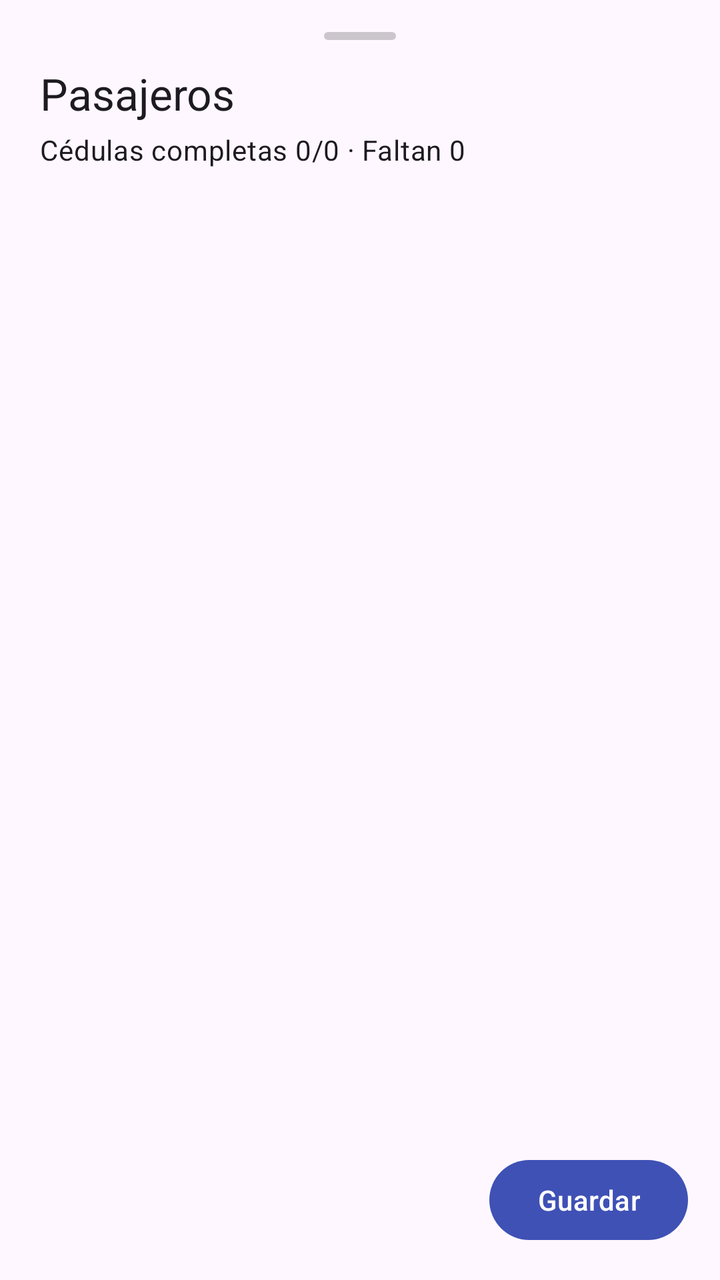
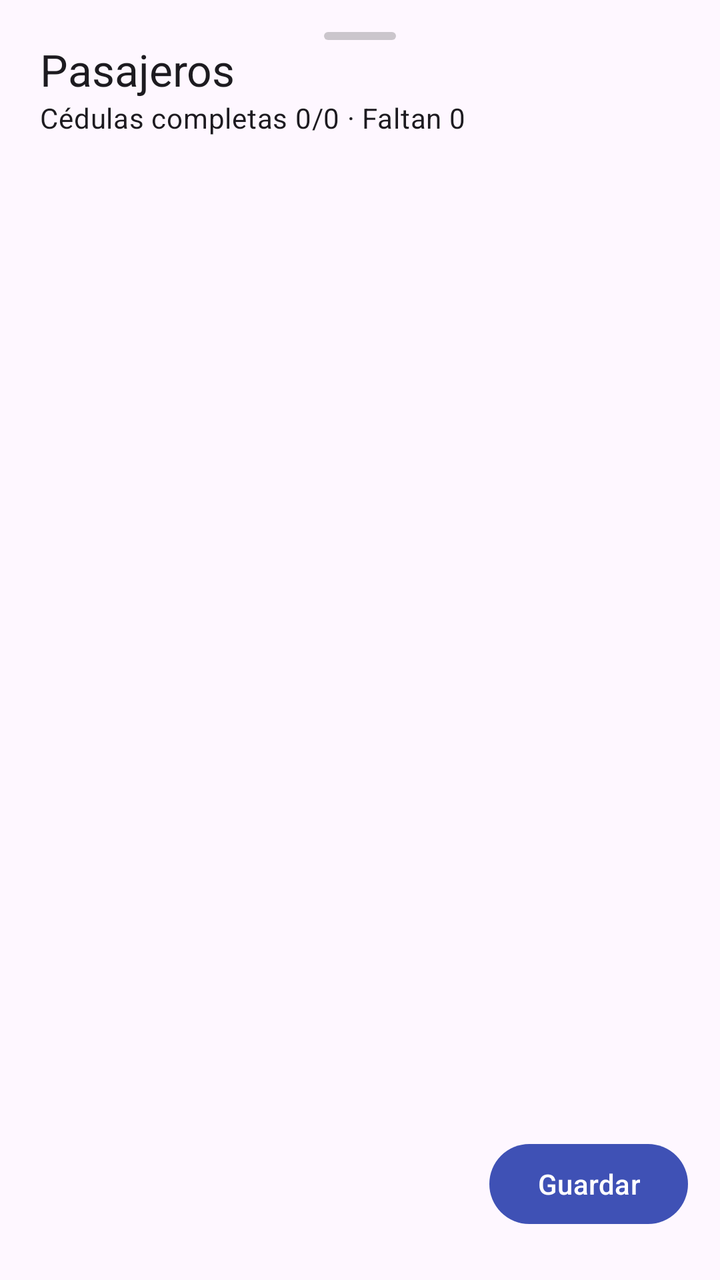

Screens rendered from an Android XML layout before and after an edit, with the pre-edit source and the edit as a unified diff.
<!-- AndroidManifest.xml: application theme Theme.Transport -->
<!-- res/layout/bottomsheet_passengers.xml -->
<?xml version="1.0" encoding="utf-8"?>
<LinearLayout xmlns:android="http://schemas.android.com/apk/res/android"
    xmlns:app="http://schemas.android.com/apk/res-auto"
    android:id="@+id/root"
    android:layout_width="match_parent"
    android:layout_height="match_parent"
    android:orientation="vertical"
    android:paddingTop="8dp"
    android:paddingBottom="16dp">

    
    <View
        android:layout_width="36dp"
        android:layout_height="4dp"
        android:layout_gravity="center_horizontal"
        android:layout_marginTop="8dp"
        android:layout_marginBottom="12dp"
        android:background="@drawable/bg_bottomsheet_handle" />

    <TextView
        android:id="@+id/tvTitle"
        android:layout_width="match_parent"
        android:layout_height="wrap_content"
        android:paddingStart="20dp"
        android:paddingEnd="20dp"
        android:text="Pasajeros"
        android:textAppearance="@style/TextAppearance.Material3.TitleLarge" />

    <TextView
        android:id="@+id/tvSubtitle"
        android:layout_width="match_parent"
        android:layout_height="wrap_content"
        android:paddingStart="20dp"
        android:paddingEnd="20dp"
        android:layout_marginTop="4dp"
        android:text="Cédulas completas 0/0 · Faltan 0"
        android:textAppearance="@style/TextAppearance.Material3.BodyMedium" />

    <androidx.recyclerview.widget.RecyclerView
        android:id="@+id/rvPassengers"
        android:layout_width="match_parent"
        android:layout_height="0dp"
        android:layout_weight="1"
        android:layout_marginTop="12dp"
        android:paddingStart="16dp"
        android:paddingEnd="16dp"
        />

    <LinearLayout
        android:layout_width="match_parent"
        android:layout_height="wrap_content"
        android:orientation="horizontal"
        android:gravity="end"
        android:paddingStart="16dp"
        android:paddingEnd="16dp"
        android:layout_marginTop="12dp">

        <com.google.android.material.button.MaterialButton
            android:id="@+id/btnSave"
            style="@style/Widget.Material3.Button"
            android:layout_width="wrap_content"
            android:layout_height="wrap_content"
            android:layout_marginStart="8dp"
            android:text="Guardar" />
    </LinearLayout>

</LinearLayout>
<!-- resources referenced by this layout -->
<resources>
  <!-- drawable bg_bottomsheet_handle (drawable) -->
  <?xml version="1.0" encoding="utf-8"?>
  <shape xmlns:android="http://schemas.android.com/apk/res/android">
      <corners android:radius="999dp" />
      <solid android:color="#33000000" />
  </shape>
  <style name="Theme.Transport" parent="Theme.Material3.Light.NoActionBar">
          
          <item name="colorPrimary">@color/blue_base_normal</item>
          <item name="colorPrimaryVariant">@color/blue_base_dark</item>
          <item name="colorOnPrimary">@color/white</item>
          
          <item name="colorSecondary">@color/blue_base_ligth</item>
          <item name="colorSecondaryVariant">@color/yellow_base_dark</item>
          <item name="colorOnSecondary">@color/black</item>
          
          <item name="android:statusBarColor">?attr/colorPrimaryVariant</item>
          
      </style>
  <color name="blue_base_normal">#3F51B5</color>
  <color name="blue_base_dark">#303F9F</color>
  <color name="white">#FFFFFFFF</color>
  <color name="blue_base_ligth">#C5CAE9</color>
  <color name="yellow_base_dark">#FFEB3B</color>
  <color name="black">#FF000000</color>
</resources>

<!-- the commit's change to res/layout/bottomsheet_passengers.xml (unified diff, before → after) -->
@@ -1,67 +1,81 @@
 <?xml version="1.0" encoding="utf-8"?>
-<LinearLayout xmlns:android="http://schemas.android.com/apk/res/android"
+<androidx.constraintlayout.widget.ConstraintLayout xmlns:android="http://schemas.android.com/apk/res/android"
     xmlns:app="http://schemas.android.com/apk/res-auto"
+    xmlns:tools="http://schemas.android.com/tools"
     android:id="@+id/root"
     android:layout_width="match_parent"
     android:layout_height="match_parent"
-    android:orientation="vertical"
     android:paddingTop="8dp"
     android:paddingBottom="16dp">
 
-    
     <View
+        android:id="@+id/view"
         android:layout_width="36dp"
         android:layout_height="4dp"
-        android:layout_gravity="center_horizontal"
         android:layout_marginTop="8dp"
-        android:layout_marginBottom="12dp"
-        android:background="@drawable/bg_bottomsheet_handle" />
+        android:background="@drawable/bg_bottomsheet_handle"
+        app:layout_constraintTop_toTopOf="parent"
+        app:layout_constraintStart_toStartOf="parent"
+        app:layout_constraintEnd_toEndOf="parent" />
 
     <TextView
         android:id="@+id/tvTitle"
-        android:layout_width="match_parent"
+        android:layout_width="0dp"
         android:layout_height="wrap_content"
         android:paddingStart="20dp"
         android:paddingEnd="20dp"
         android:text="Pasajeros"
-        android:textAppearance="@style/TextAppearance.Material3.TitleLarge" />
+        android:textAppearance="@style/TextAppearance.Material3.TitleLarge"
+        app:layout_constraintTop_toBottomOf="@id/view"
+        app:layout_constraintStart_toStartOf="parent"
+        app:layout_constraintEnd_toEndOf="parent" />
 
     <TextView
         android:id="@+id/tvSubtitle"
-        android:layout_width="match_parent"
+        android:layout_width="0dp"
         android:layout_height="wrap_content"
         android:paddingStart="20dp"
         android:paddingEnd="20dp"
-        android:layout_marginTop="4dp"
         android:text="Cédulas completas 0/0 · Faltan 0"
-        android:textAppearance="@style/TextAppearance.Material3.BodyMedium" />
+        android:textAppearance="@style/TextAppearance.Material3.BodyMedium"
+        app:layout_constraintTop_toBottomOf="@id/tvTitle"
+        app:layout_constraintStart_toStartOf="parent"
+        app:layout_constraintEnd_toEndOf="parent" />
 
-    <androidx.recyclerview.widget.RecyclerView
-        android:id="@+id/rvPassengers"
-        android:layout_width="match_parent"
-        android:layout_height="0dp"
-        android:layout_weight="1"
-        android:layout_marginTop="12dp"
+    
+    <LinearLayout
+        android:id="@+id/footer"
+        android:layout_width="0dp"
+        android:layout_height="wrap_content"
+        android:layout_marginBottom="8dp"
+        android:gravity="end"
+        android:orientation="horizontal"
         android:paddingStart="16dp"
         android:paddingEnd="16dp"
-        />
-
-    <LinearLayout
-        android:layout_width="match_parent"
-        android:layout_height="wrap_content"
-        android:orientation="horizontal"
-        android:gravity="end"
-        android:paddingStart="16dp"
-        android:paddingEnd="16dp"
-        android:layout_marginTop="12dp">
+        app:layout_constraintBottom_toBottomOf="parent"
+        app:layout_constraintStart_toStartOf="parent"
+        app:layout_constraintEnd_toEndOf="parent">
 
         <com.google.android.material.button.MaterialButton
             android:id="@+id/btnSave"
             style="@style/Widget.Material3.Button"
             android:layout_width="wrap_content"
             android:layout_height="wrap_content"
-            android:layout_marginStart="8dp"
             android:text="Guardar" />
     </LinearLayout>
 
-</LinearLayout>
+    <androidx.recyclerview.widget.RecyclerView
+        android:id="@+id/rvPassengers"
+        android:layout_width="0dp"
+        android:layout_height="0dp"
+        android:layout_marginTop="12dp"
+        android:clipToPadding="false"
+        android:overScrollMode="never"
+        android:paddingStart="16dp"
+        android:paddingEnd="16dp"
+        app:layout_constraintBottom_toTopOf="@id/footer"
+        app:layout_constraintEnd_toEndOf="parent"
+        app:layout_constraintStart_toStartOf="parent"
+        app:layout_constraintTop_toBottomOf="@id/tvSubtitle" />
+
+</androidx.constraintlayout.widget.ConstraintLayout>
